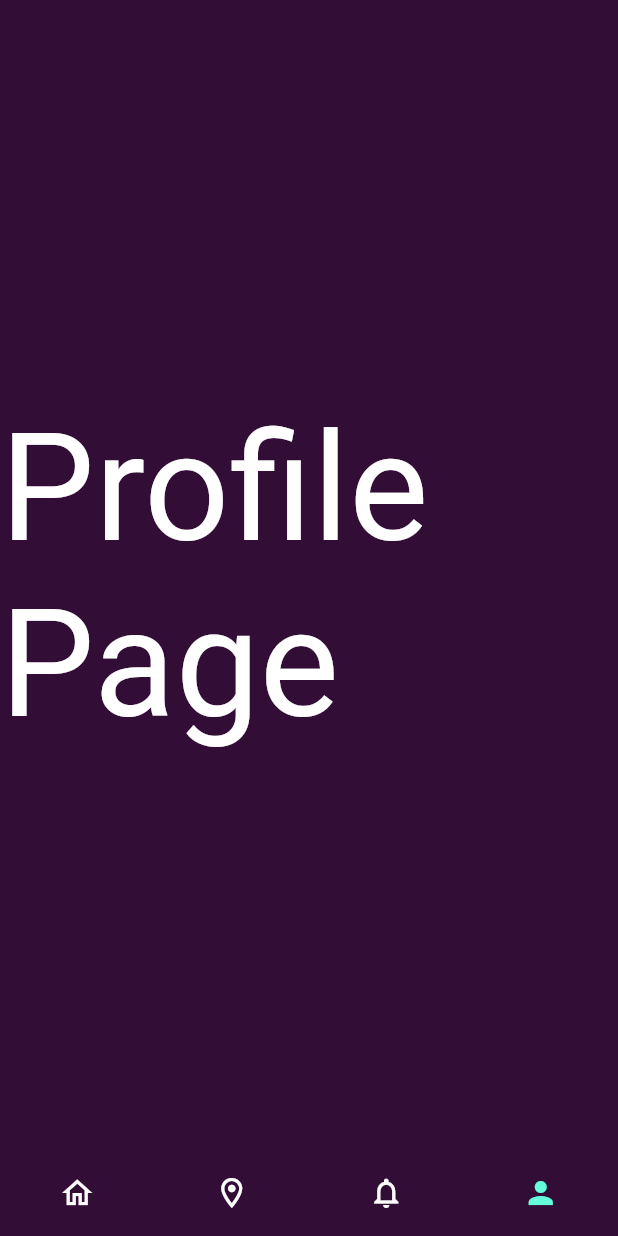
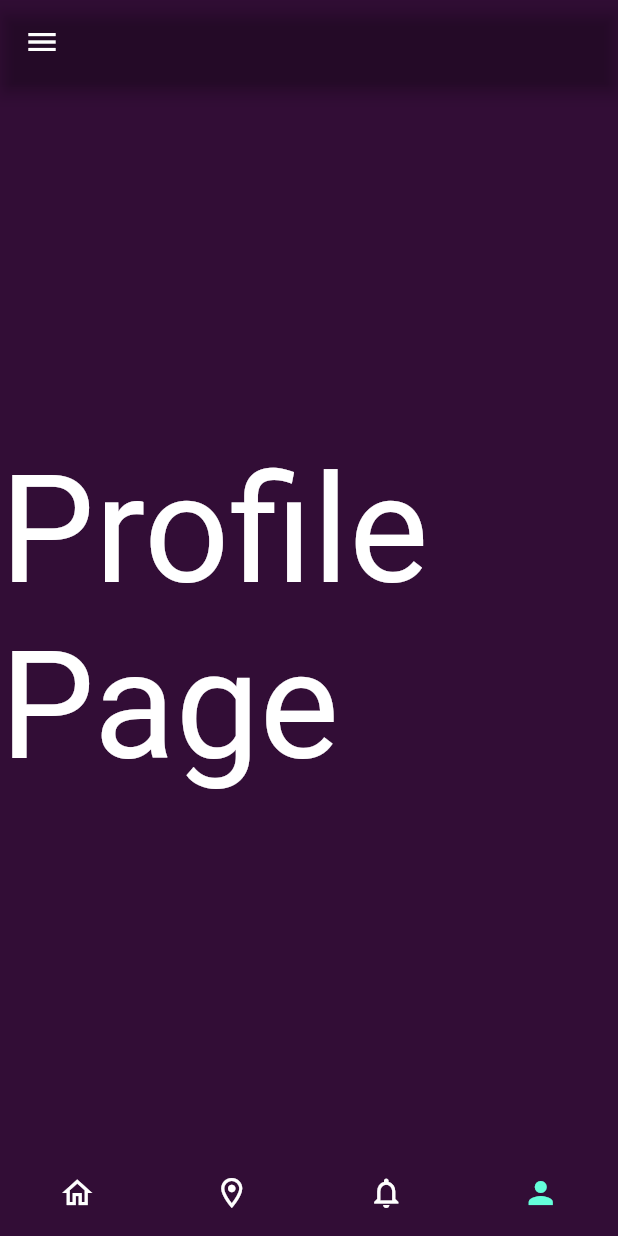
Before and after one commit to Saugat-Maharjan7/Smart-Travel-Planning, a Flutter app: the ProfilePage screen opened by its route, on a phone screen of 412 x 824 dp. Run offline on Flutter 3.47's test engine with Material 2 defaults, Android fonts, the phone set to English and light mode, and no system bars; our stand-ins replace flutter_signin_button, flutter_spinkit, google_fonts, google_sign_in, introduction_screen, smooth_page_indicator; key blocks and very long unbroken strings in the code were emptied for the run.

Commit message:
Smart-Travel-Planning-App(changes5)

```diff
--- a/lib/NavBarPages/profile_page.dart
+++ b/lib/NavBarPages/profile_page.dart
@@ -1,5 +1,6 @@
 import 'package:flutter/material.dart';
 import 'package:smart_travel_planning_appli/Home/home_page.dart';
+import 'package:smart_travel_planning_appli/NavigatorBar/Navigation_drawer.dart';
 
 import 'Noti_page.dart';
 import 'location_page.dart';
@@ -41,6 +42,10 @@ class _ProfilePageState extends State<ProfilePage>
   @override
   Widget build(BuildContext context) {
     return Scaffold(
+      drawer: NavigationDrawerWidget(),
+      appBar: AppBar(
+        backgroundColor: Colors.transparent,
+      ),
       backgroundColor: Color(0xFF320D36),
       bottomNavigationBar: BottomNavigationBar(
         currentIndex: _selectedIndex,
```
